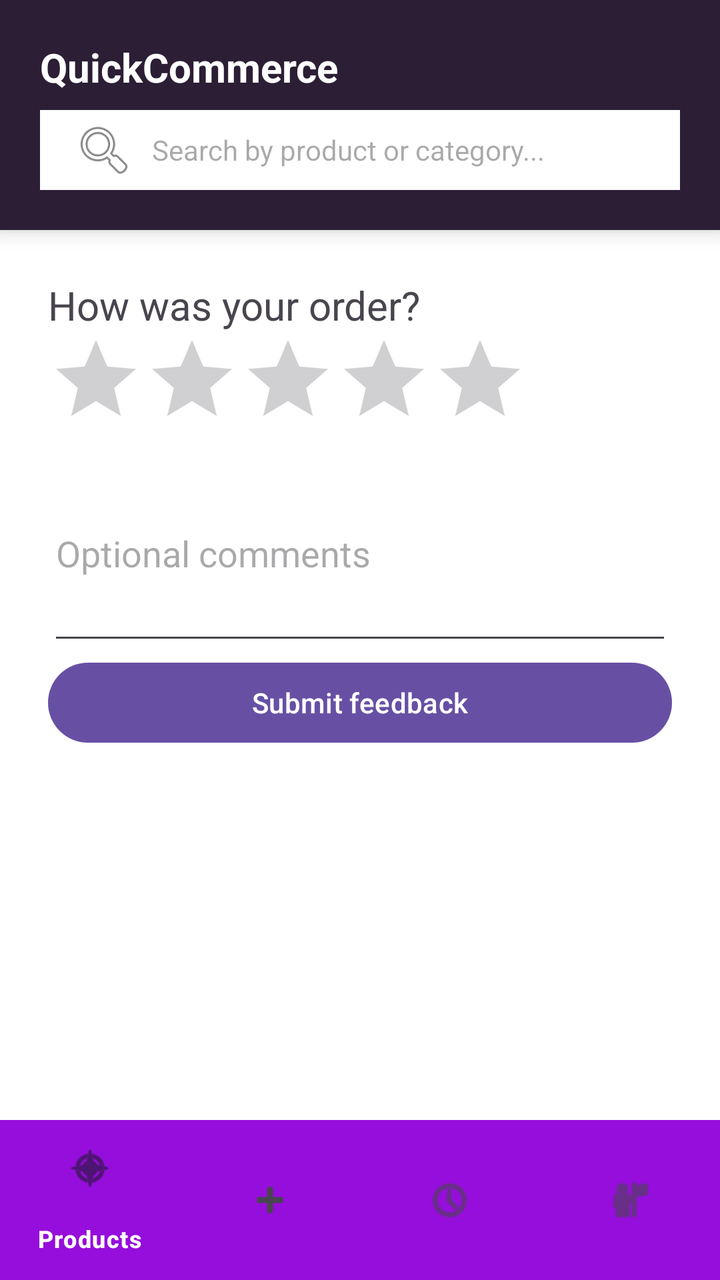
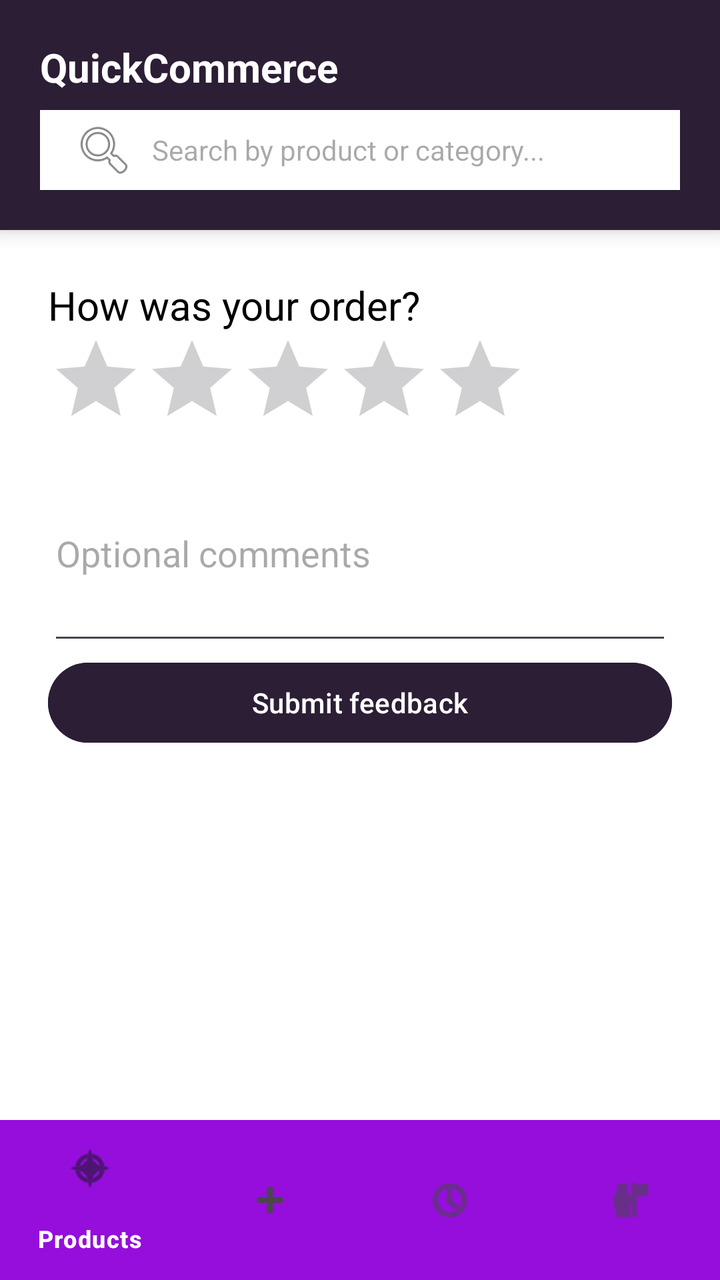

Compare the two renders of this Android layout. The source of the first and the diff that turns it into the second are given below.
<!-- AndroidManifest.xml: application theme Theme.QuickCommerceApplication -->
<!-- res/layout/activity_feedback.xml -->
<?xml version="1.0" encoding="utf-8"?>
<RelativeLayout
    xmlns:android="http://schemas.android.com/apk/res/android"
    xmlns:app="http://schemas.android.com/apk/res-auto"
    android:layout_width="match_parent"
    android:background="@color/zepto_white"
    android:layout_height="match_parent">

    <include
        android:id="@+id/topHeader"
        layout="@layout/layout_top_header"
        android:layout_width="match_parent"
        android:layout_height="wrap_content"
        android:layout_alignParentTop="true" />

    <com.google.android.material.bottomnavigation.BottomNavigationView
        android:id="@+id/bottomNavigation"
        android:layout_width="match_parent"
        android:layout_height="wrap_content"
        android:layout_alignParentBottom="true"
        android:background="@color/zepto_purple"
        app:itemTextColor="@color/zepto_white"
        app:elevation="8dp"
        app:menu="@menu/bottom_nav_menu"/>
    <LinearLayout xmlns:android="http://schemas.android.com/apk/res/android"
        android:layout_width="match_parent" android:layout_height="match_parent"
        android:layout_below="@id/topHeader" android:layout_above="@id/bottomNavigation"
        android:orientation="vertical" android:padding="24dp">
        <TextView android:layout_width="wrap_content" android:layout_height="wrap_content"
            android:text="How was your order?" android:textSize="20sp"/>
        <RatingBar android:id="@+id/ratingBar" android:layout_width="wrap_content"
            android:layout_height="wrap_content" android:numStars="5" android:stepSize="1"
            android:rating="0"/>
        <EditText android:id="@+id/etFeedback" android:layout_width="match_parent"
            android:layout_height="wrap_content" android:hint="Optional comments"
            android:inputType="textMultiLine" android:minLines="4"/>
        <Button android:id="@+id/btnSubmitFeedback" android:layout_width="match_parent"
            android:layout_height="wrap_content" android:text="Submit feedback"/>
    </LinearLayout>
</RelativeLayout>
<!-- res/layout/layout_top_header.xml (included above) -->
<?xml version="1.0" encoding="utf-8"?>
<LinearLayout
    xmlns:android="http://schemas.android.com/apk/res/android"
    android:id="@+id/llHeader"
    android:layout_width="match_parent"
    android:layout_height="wrap_content"
    android:orientation="vertical"
    android:background="@color/zepto_bleached_cedar"
    android:paddingHorizontal="20dp"
    android:paddingTop="20dp"
    android:paddingBottom="20dp"
    android:elevation="6dp">

    <TextView
        android:layout_width="wrap_content"
        android:layout_height="wrap_content"
        android:text="QuickCommerce"
        android:textSize="20sp"
        android:textStyle="bold"
        android:textColor="@color/zepto_white"
        android:layout_marginBottom="8dp"/>

    <AutoCompleteTextView
        android:id="@+id/actvSearch"
        android:layout_width="match_parent"
        android:layout_height="40dp"
        android:background="@color/zepto_white"
        android:hint="Search by product or category..."
        android:paddingHorizontal="16dp"
        android:drawableStart="@android:drawable/ic_menu_search"
        android:drawablePadding="8dp"
        android:textSize="14sp"
        android:completionThreshold="1"
        android:singleLine="true" />
</LinearLayout>
<!-- resources referenced by this layout -->
<resources>
  <color name="zepto_bleached_cedar">#2B1E35</color>
  <color name="zepto_purple">#950EDB</color>
  <color name="zepto_white">#FFFFFF</color>
  <style name="Theme.QuickCommerceApplication" parent="Base.Theme.QuickCommerceApplication" />
  <style name="Base.Theme.QuickCommerceApplication" parent="Theme.Material3.DayNight.NoActionBar">
          
          
      </style>
</resources>

<!-- the commit's change to res/layout/activity_feedback.xml (unified diff, before → after) -->
@@ -27,7 +27,7 @@
         android:layout_below="@id/topHeader" android:layout_above="@id/bottomNavigation"
         android:orientation="vertical" android:padding="24dp">
         <TextView android:layout_width="wrap_content" android:layout_height="wrap_content"
-            android:text="How was your order?" android:textSize="20sp"/>
+            android:text="How was your order?" android:textSize="20sp" android:textColor="@color/black"/>
         <RatingBar android:id="@+id/ratingBar" android:layout_width="wrap_content"
             android:layout_height="wrap_content" android:numStars="5" android:stepSize="1"
             android:rating="0"/>
@@ -35,7 +35,8 @@
             android:layout_height="wrap_content" android:hint="Optional comments"
             android:inputType="textMultiLine" android:minLines="4"/>
         <Button android:id="@+id/btnSubmitFeedback" android:layout_width="match_parent"
-            android:layout_height="wrap_content" android:text="Submit feedback"/>
+            android:layout_height="wrap_content" android:text="Submit feedback"
+            android:textColor="@color/zepto_white" android:backgroundTint="@color/zepto_bleached_cedar"/>
     </LinearLayout>
 </RelativeLayout>
 <!-- res/layout/layout_top_header.xml (included above) -->
<!-- resource entries referenced after the edit -->
@@ -1,5 +1,6 @@
 <!-- resources referenced by this layout -->
 <resources>
+  <color name="black">#000000</color>
   <color name="zepto_bleached_cedar">#2B1E35</color>
   <color name="zepto_purple">#950EDB</color>
   <color name="zepto_white">#FFFFFF</color>
